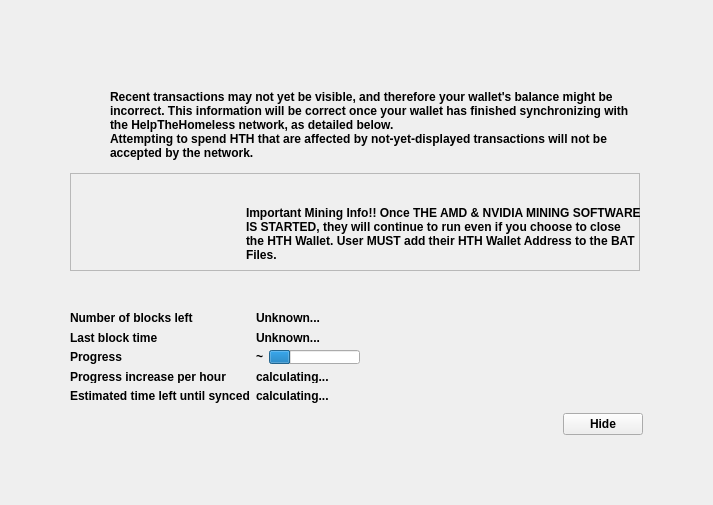
First picture: the form in src/qt/forms/modaloverlay.ui, repository HTHcoin/helpthehomelesscoin, before the edit.
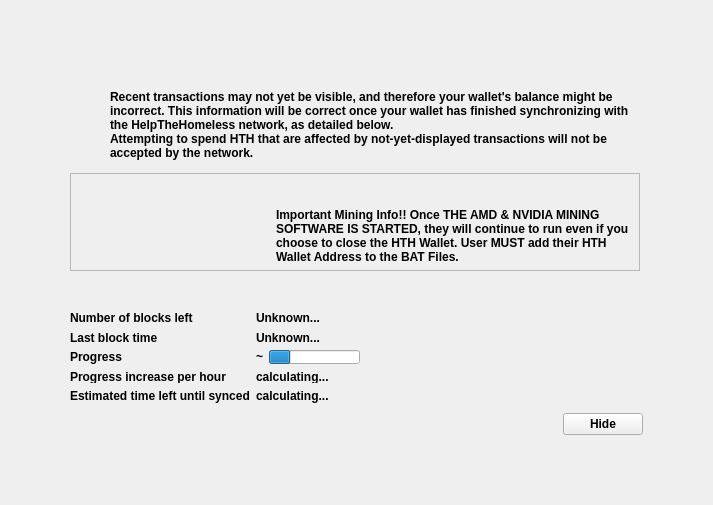
Second picture: the form after the edit. Icons and pictures are not drawn. Custom widgets are drawn as their Qt base class.

```diff
--- a/src/qt/forms/modaloverlay.ui
+++ b/src/qt/forms/modaloverlay.ui
@@ -264,7 +264,7 @@
                </property>
                <property name="sizeHint" stdset="0">
                 <size>
-                 <width>130</width>
+                 <width>160</width>
                  <height>20</height>
                 </size>
                </property>
@@ -291,22 +291,6 @@
                  </property>
                 </widget>
                </item>
-               <item>
-                <spacer name="verticalSpacerInTextSpace_2">
-                 <property name="orientation">
-                  <enum>Qt::Vertical</enum>
-                 </property>
-                 <property name="sizeType">
-                  <enum>QSizePolicy::Fixed</enum>
-                 </property>
-                 <property name="sizeHint" stdset="0">
-                  <size>
-                   <width>20</width>
-                   <height>5</height>
-                  </size>
-                 </property>
-                </spacer>
-               </item>
               </layout>
              </item>
             </layout>
```
